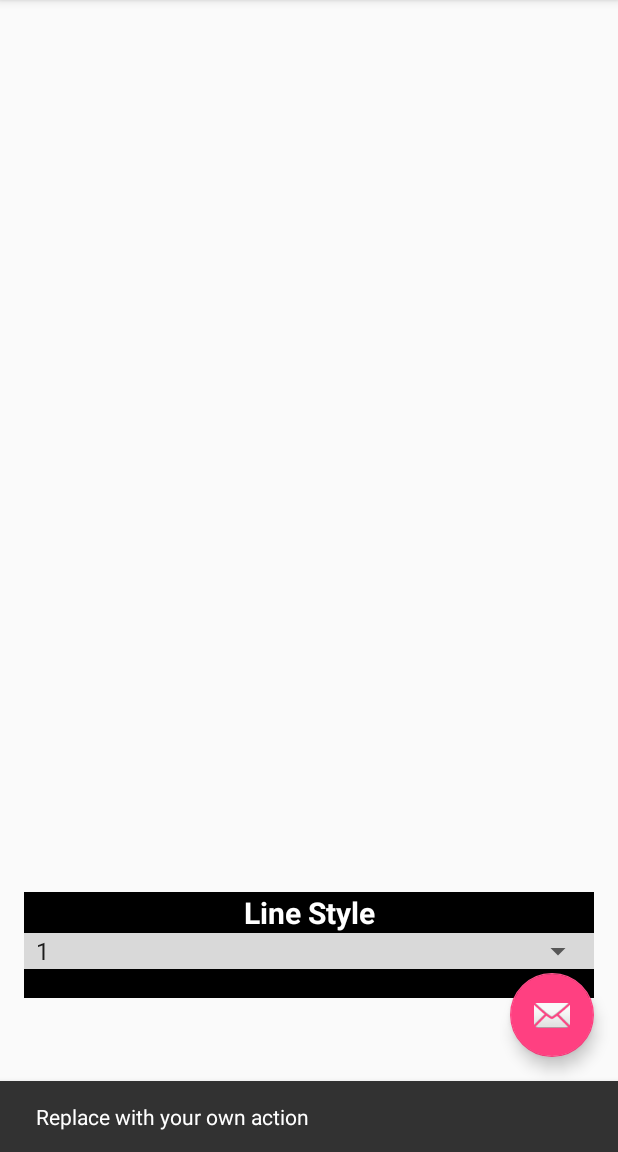
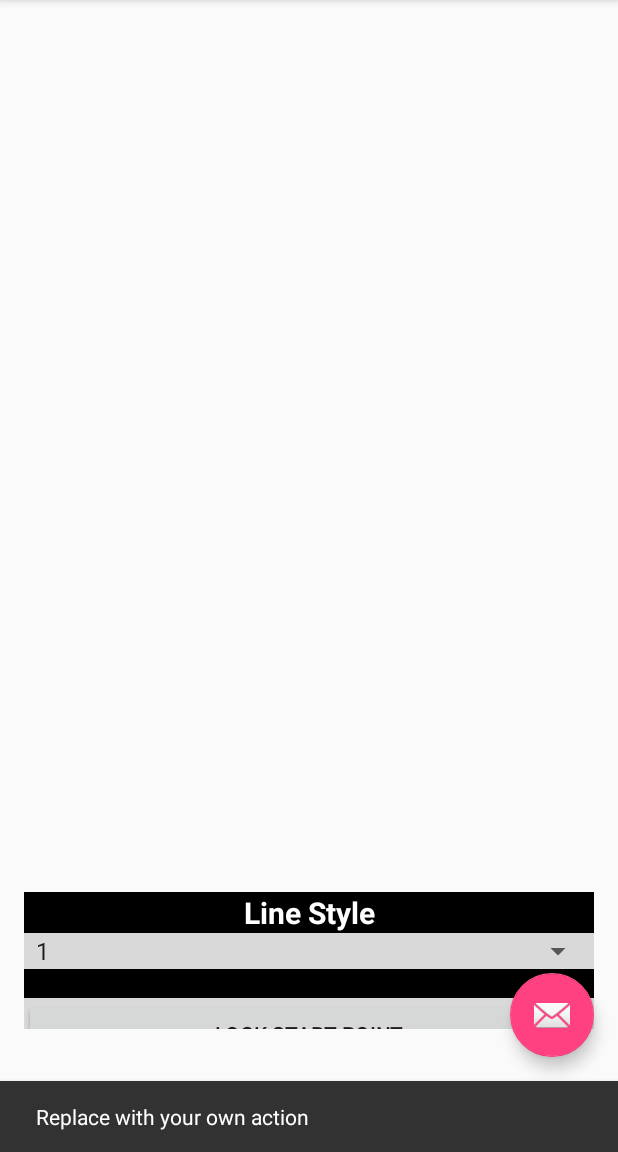
Before and after one commit to gary-larson/Canvas, an Android app: the screen it shows after launch (MainActivity), after a tap on an icon or button, on a phone screen of 412 x 824 dp, the part 84-1236 px from its top. Run offline under Robolectric (Android 15) with nearby library versions, the phone set to English and light mode, and no system bars.

Commit message:
* add save function * add lock start point  function * move line class out of  drawshape class

```diff
--- a/app/src/main/java/com/antonioramos/canvas/ColorActivity.java
+++ b/app/src/main/java/com/antonioramos/canvas/ColorActivity.java
@@ -5,8 +5,6 @@ import android.graphics.Bitmap;
 import android.graphics.Color;
 import android.graphics.drawable.BitmapDrawable;
 import android.os.Bundle;
-import android.support.design.widget.FloatingActionButton;
-import android.support.design.widget.Snackbar;
 import android.support.v7.app.AppCompatActivity;
 import android.support.v7.widget.Toolbar;
 import android.util.Log;
@@ -43,7 +41,7 @@ public class ColorActivity extends AppCompatActivity {
                 return false;
             }
         });
-        Button b = (Button) findViewById(R.id.button);
+        Button b = (Button) findViewById(R.id.lock_button);
         b.setOnClickListener(new View.OnClickListener() {
             @Override
             public void onClick(View view) {
--- a/app/src/main/java/com/antonioramos/canvas/DrawShape.java
+++ b/app/src/main/java/com/antonioramos/canvas/DrawShape.java
@@ -19,13 +19,14 @@ import java.util.ArrayList;
 
 public class DrawShape extends View {
     private Paint drawShape;
-    private int lineColor;
     private float x_begin,y_begin;
     private float x_end,y_end;
-    private int lineWeight =1;
     private int currentColor = Color.BLACK;
+    float strokeWidth =1;
     ArrayList<Lines> lines;
-    Lines l;
+    Lines newLine;
+    boolean lockPoint = false;
+    boolean lock= false;
 
     public DrawShape(Context context) {
         super(context);
@@ -44,10 +45,8 @@ public class DrawShape extends View {
 
     private void setup(AttributeSet attributeSet){
         lines = new ArrayList<>();
-        lineColor = currentColor;   //******To Gary******* change when you add color method the only time this is called is in the constructor
-        // so it does not change the color
         drawShape = new Paint();
-        drawShape.setColor(lineColor);
+        drawShape.setColor(currentColor);
         drawShape.setStyle(Paint.Style.STROKE);
         drawShape.setAntiAlias(true);
     }
@@ -56,9 +55,10 @@ public class DrawShape extends View {
     protected void onDraw(Canvas canvas) {
         super.onDraw(canvas);
 
-        for(Lines l : lines) {
-            drawShape.setStrokeWidth(l.strokeWidth); //is used to update line weight
-            canvas.drawLine(l.x_start, l.y_start, l.x_stop, l.y_stop, drawShape); //used to redraw old lines
+        for(Lines newLine : lines) {
+            drawShape.setColor(newLine.currentColor);
+            drawShape.setStrokeWidth(newLine.strokeWidth); //is used to update line weight
+            canvas.drawLine(newLine.x_start, newLine.y_start, newLine.x_stop, newLine.y_stop, drawShape); //used to redraw old lines
         }
             canvas.drawLine(x_begin, y_begin, x_end, y_end, drawShape); // draw current line
     }
@@ -68,11 +68,15 @@ public class DrawShape extends View {
         switch (event.getAction()){
            //save start points to variables and invalidates
             case MotionEvent.ACTION_DOWN:
-                x_begin =event.getX();
-                y_begin =event.getY();
-                x_end = event.getX();
-                y_end= event.getY();
-                invalidate();
+                //this if statement helps control locking and unlocking start point
+                if(!lockPoint) {
+                    x_begin = event.getX();
+                    y_begin = event.getY();
+                    x_end = event.getX();
+                    y_end = event.getY();
+                    invalidate();
+                    lockPoint =lock;
+                }
                 break;
             //save finger drag points and invalidates
             case MotionEvent.ACTION_MOVE:
@@ -84,44 +88,45 @@ public class DrawShape extends View {
             case MotionEvent.ACTION_UP:
                 x_end = event.getX();
                 y_end= event.getY();
-                l = new Lines(x_begin,y_begin,x_end,y_end,lineWeight);
-                lines.add(l);
+                newLine = new Lines(x_begin,y_begin,x_end,y_end,strokeWidth, currentColor);
+                lines.add(newLine);
                 invalidate();
                 break;
         }
 
         return true;
     }
+    //set color to shapes
+    public void setColor(int color){
+        currentColor = color;
+    }
     //sets line weight, create new object and pass line data and adds object to ArrayList
     //this method ensures only future lines are effected by line weight setting
     public void setLineWeight(int weight){
-        lineWeight = weight;
-        l = new Lines(0,0,0,0, weight);
-        lines.add(l);
+        DisplayMetrics dm = getResources().getDisplayMetrics();
+        strokeWidth = TypedValue.applyDimension(TypedValue.COMPLEX_UNIT_DIP,weight,dm);
+        newLine = new Lines(0,0,0,0, strokeWidth, currentColor);
+        lines.add(newLine);
     }
-    //class saves line data
-    private class Lines{
-        float x_start,x_stop ;
-        float y_start, y_stop;
-        int setWeight;
-        float strokeWidth;
+    //redraws canvas
+    public void setList(ArrayList<Lines> line){
+        lines = line;
+        invalidate();
+    }
+    //passes line arraylist to main for saving
+    public ArrayList<Lines> getList(){
+
+        return lines;
+
+    }
+    //locks start point
+    public void setLock(boolean lockStartPoint){
+       lock = lockStartPoint;
+    }
+    //unlocks start point
+    public void unLock(boolean unlockStartPoint){
+        lockPoint =lock = unlockStartPoint;
+    }
 
 
-        Lines(float x, float y, float xx, float yy, int weight){
-            x_start =x;
-            y_start =y;
-            x_stop =xx;
-            y_stop=yy;
-            setWeight = weight;
-
-            DisplayMetrics dm = getResources().getDisplayMetrics();
-            strokeWidth = TypedValue.applyDimension(TypedValue.COMPLEX_UNIT_DIP,setWeight,dm);
-        }
-
-    }
-
-    public void setColor (int color) {
-        currentColor = color;
-    }
-
 }
--- /dev/null
+++ b/app/src/main/java/com/antonioramos/canvas/Lines.java
@@ -0,0 +1,32 @@
+package com.antonioramos.canvas;
+
+import android.content.Context;
+import android.support.v7.app.AppCompatActivity;
+import android.util.DisplayMetrics;
+import android.util.TypedValue;
+
+import java.io.Serializable;
+import java.util.ArrayList;
+
+/**
+ * Created by antonio on 3/24/2017.
+ */
+
+public class Lines extends AppCompatActivity implements Serializable{
+    float x_start,x_stop ;
+    float y_start, y_stop;
+    float strokeWidth;
+    int currentColor;
+
+    public Lines(float x, float y, float xx, float yy, float weight, int color){
+        x_start =x;
+        y_start =y;
+        x_stop =xx;
+        y_stop=yy;
+        currentColor = color;
+        strokeWidth = weight;
+    }
+
+
+
+}
--- a/app/src/main/java/com/antonioramos/canvas/MainActivity.java
+++ b/app/src/main/java/com/antonioramos/canvas/MainActivity.java
@@ -1,5 +1,6 @@
 package com.antonioramos.canvas;
 
+import android.content.Context;
 import android.content.Intent;
 import android.graphics.Color;
 import android.graphics.Paint;
@@ -19,8 +20,22 @@ import android.widget.Spinner;
 import android.widget.TextView;
 import android.widget.Toast;
 
+import java.io.FileInputStream;
+import java.io.FileNotFoundException;
+import java.io.FileOutputStream;
+import java.io.IOException;
+import java.io.ObjectInputStream;
+import java.io.ObjectOutputStream;
+import java.util.ArrayList;
+
 public class MainActivity extends AppCompatActivity implements AdapterView.OnItemSelectedListener
 {
+    private static final String DATA_FILE = "canvas.txt";
+    private ArrayList<Lines> lines = new ArrayList<>();
+    //  private List<Lines> returnList = new ArrayList<>();
+    private DrawShape drawShape;
+    private int count = -1;
+    private Lines  help;
 
     private static final int COLOR_RESULT = 110;
     public static final String COLOR_CHOICE_KEY = "currentColor";
@@ -42,6 +57,22 @@ public class MainActivity extends AppCompatActivity implements AdapterView.OnIte
                         .setAction("Action", null).show();
             }
         });
+
+        findViewById(R.id.lock_button).setOnClickListener(new View.OnClickListener() {
+            @Override
+            public void onClick(View view) {
+                DrawShape drawShape =(DrawShape)findViewById(R.id.canvas);
+                drawShape.setLock(true);
+            }
+        });
+        findViewById(R.id.unLock_button).setOnClickListener(new View.OnClickListener() {
+            @Override
+            public void onClick(View view) {
+                DrawShape drawShape =(DrawShape)findViewById(R.id.canvas);
+                drawShape.unLock(false);
+            }
+        });
+
 
         setSpinner(R.id.line_spinner,R.array.lineWeight_spinner);
 
@@ -79,7 +110,7 @@ public class MainActivity extends AppCompatActivity implements AdapterView.OnIte
         }
         return super.onOptionsItemSelected(item);
     }
-
+//else if (id == R.id.action_color)
 
     //*****************************************************************************************
     // Spinner method changes line weight
@@ -112,4 +143,89 @@ public class MainActivity extends AppCompatActivity implements AdapterView.OnIte
             super.onActivityResult(requestCode, resultCode, data);
         }
     }
+
+    @Override
+    protected void onResume() {
+        super.onResume();
+
+        readData();
+
+
+        DrawShape drawShape = (DrawShape) findViewById(R.id.canvas);
+        drawShape.setList(lines);
+
+
+    }
+    public void readData(){
+        try {
+
+            FileInputStream fis = openFileInput(DATA_FILE);
+
+            ObjectInputStream objectInStream = new ObjectInputStream(fis);
+
+            count = objectInStream.readInt(); // Get the number of regions
+
+            lines = (ArrayList<Lines>) objectInStream.readObject();
+
+            fis.close();
+        }catch (FileNotFoundException e) {
+            // Log.i("INFO", "---------- Read Exception");
+            // ok if file does not exist
+        }
+        catch (IOException e) {
+            e.printStackTrace();
+            Log.e("WRITE_ERR", "Cannot save data: " + e.getMessage());
+        } catch (ClassNotFoundException e) {
+            e.printStackTrace();
+        }
+    }
+
+    @Override
+    protected void onPause() {
+        super.onPause();
+        drawShape = (DrawShape) findViewById(R.id.canvas);
+        lines = drawShape.getList();
+        Log.e("size", "***" +lines.size());
+        saveData();
+
+
+
+    }
+    public void saveData() {
+        drawShape = (DrawShape) findViewById(R.id.canvas);
+        lines = drawShape.getList();
+
+        Log.e("size", "***" +lines.size());
+
+
+        try {
+
+            FileOutputStream fis = openFileOutput(DATA_FILE, Context.MODE_PRIVATE);
+            //new FileOutputStream(new File(getFilesDir(),DATA_FILE));//
+            //
+            ObjectOutputStream objectOutputStream = new ObjectOutputStream(fis);
+
+            objectOutputStream.writeInt(lines.size());
+            Log.e("size", "***" +lines.size());
+
+            for(Lines line:lines){
+                objectOutputStream.writeObject(lines);
+            }
+            fis.close();
+
+
+            Log.e("wirteData", "*************************************************** ");
+
+            //********************************************************************
+            //if file not found will display toast message and create a StackTraces message
+            //********************************************************************
+        } catch (FileNotFoundException e) {
+            Log.e("WRITE_ERR", "Cannot save data: " + e.getMessage());
+            e.printStackTrace();
+            //Toast.makeText(this, "Error saving data", Toast.LENGTH_SHORT).show();
+        } catch (IOException e) {
+            e.printStackTrace();
+            Log.e("WRITE_ERR", "Cannot save data: " + e.getMessage());
+        }
+    }
 }
--- a/app/src/main/res/layout/content_color.xml
+++ b/app/src/main/res/layout/content_color.xml
@@ -21,7 +21,7 @@
         android:id="@+id/textView"
         android:layout_alignParentEnd="true"
         android:layout_alignParentBottom="true"
-        android:layout_below="@+id/button" />
+        android:layout_below="@+id/lock_button" />
 
     <ImageView
         android:layout_width="wrap_content"
@@ -39,5 +39,5 @@
         android:layout_below="@+id/imageView"
         android:layout_centerHorizontal="true"
         android:layout_marginTop="14dp"
-        android:id="@+id/button" />
+        android:id="@+id/lock_button" />
 </RelativeLayout>
--- a/app/src/main/res/layout/content_main.xml
+++ b/app/src/main/res/layout/content_main.xml
@@ -65,6 +65,18 @@
                 android:id="@+id/textView"
                 android:background="#000000"/>
 
+            <Button
+                android:text="Lock Start Point"
+                android:layout_width="match_parent"
+                android:layout_height="wrap_content"
+                android:id="@+id/lock_button" />
+
+            <Button
+                android:text="Unlock"
+                android:layout_width="match_parent"
+                android:layout_height="wrap_content"
+                android:id="@+id/unLock_button" />
+
         </LinearLayout>
     </ScrollView>
 
```
